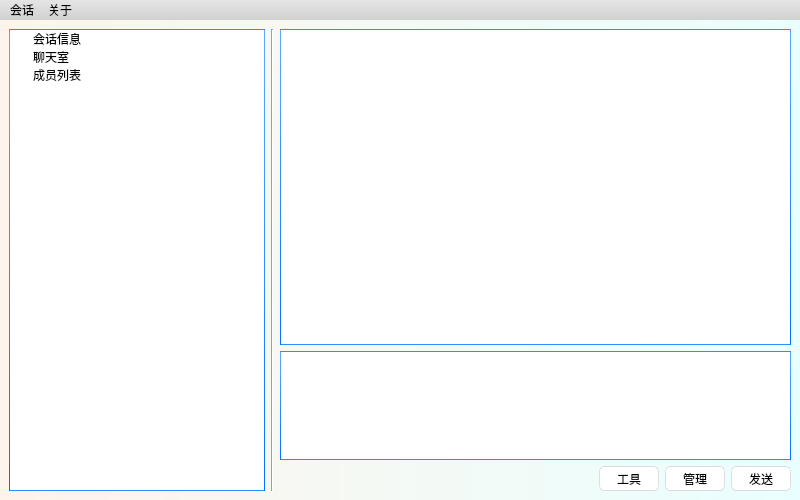
Old version of the form Maintainer/ui/LatexamWindow.ui in the repository StarsetNight/Latexam.
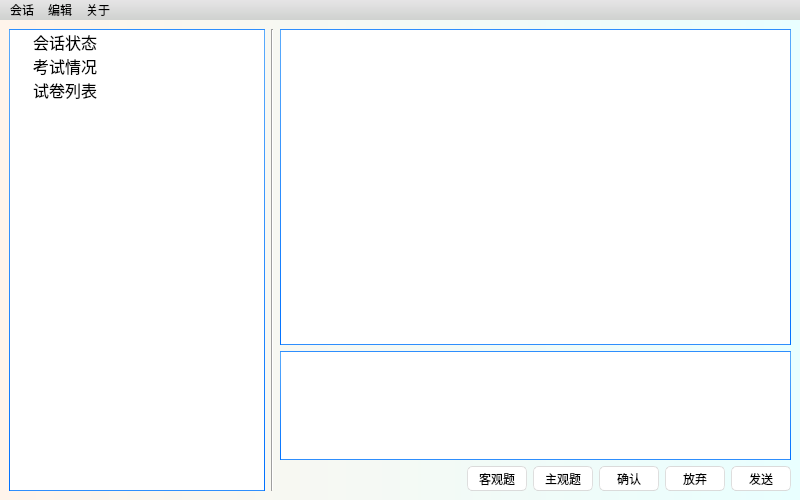
New version of the form. Icons and pictures are not drawn.

Commit message: [+] UI全部完善，教师管理端基本UI完成

Diff of the .ui file:
```diff
--- a/Maintainer/ui/LatexamWindow.ui
+++ b/Maintainer/ui/LatexamWindow.ui
@@ -605,7 +605,7 @@
         </property>
         <property name="font">
          <font>
-          <pointsize>9</pointsize>
+          <pointsize>12</pointsize>
          </font>
         </property>
         <attribute name="headerVisible">
@@ -618,17 +618,17 @@
         </column>
         <item>
          <property name="text">
-          <string>会话信息</string>
+          <string>会话状态</string>
          </property>
         </item>
         <item>
          <property name="text">
-          <string>聊天室</string>
+          <string>考试情况</string>
          </property>
         </item>
         <item>
          <property name="text">
-          <string>成员列表</string>
+          <string>试卷列表</string>
          </property>
         </item>
        </widget>
@@ -710,7 +710,7 @@
                </size>
               </property>
               <property name="text">
-               <string>工具</string>
+               <string>客观题</string>
               </property>
              </widget>
             </item>
@@ -729,7 +729,45 @@
                </size>
               </property>
               <property name="text">
-               <string>管理</string>
+               <string>主观题</string>
+              </property>
+             </widget>
+            </item>
+            <item>
+             <widget class="QPushButton" name="button_confirm">
+              <property name="minimumSize">
+               <size>
+                <width>60</width>
+                <height>25</height>
+               </size>
+              </property>
+              <property name="maximumSize">
+               <size>
+                <width>60</width>
+                <height>25</height>
+               </size>
+              </property>
+              <property name="text">
+               <string>确认</string>
+              </property>
+             </widget>
+            </item>
+            <item>
+             <widget class="QPushButton" name="button_abort">
+              <property name="minimumSize">
+               <size>
+                <width>60</width>
+                <height>25</height>
+               </size>
+              </property>
+              <property name="maximumSize">
+               <size>
+                <width>60</width>
+                <height>25</height>
+               </size>
+              </property>
+              <property name="text">
+               <string>放弃</string>
               </property>
              </widget>
             </item>
@@ -777,7 +815,7 @@
      <height>19</height>
     </rect>
    </property>
-   <widget class="QMenu" name="menu">
+   <widget class="QMenu" name="menu_session">
     <property name="title">
      <string>会话</string>
     </property>
@@ -787,15 +825,24 @@
     <addaction name="separator"/>
     <addaction name="action_exit"/>
    </widget>
-   <widget class="QMenu" name="menu_2">
+   <widget class="QMenu" name="menu_about">
     <property name="title">
      <string>关于</string>
     </property>
     <addaction name="action_about"/>
     <addaction name="action"/>
    </widget>
-   <addaction name="menu"/>
-   <addaction name="menu_2"/>
+   <widget class="QMenu" name="menu_edit">
+    <property name="title">
+     <string>编辑</string>
+    </property>
+    <addaction name="action_newpaper"/>
+    <addaction name="action_editpaper"/>
+    <addaction name="action_fileexam"/>
+   </widget>
+   <addaction name="menu_session"/>
+   <addaction name="menu_edit"/>
+   <addaction name="menu_about"/>
   </widget>
   <action name="action_login">
    <property name="text">
```
Left out of the diff: 147 changed lines with no effect on the pictures. The commit also changes 11 other files.
